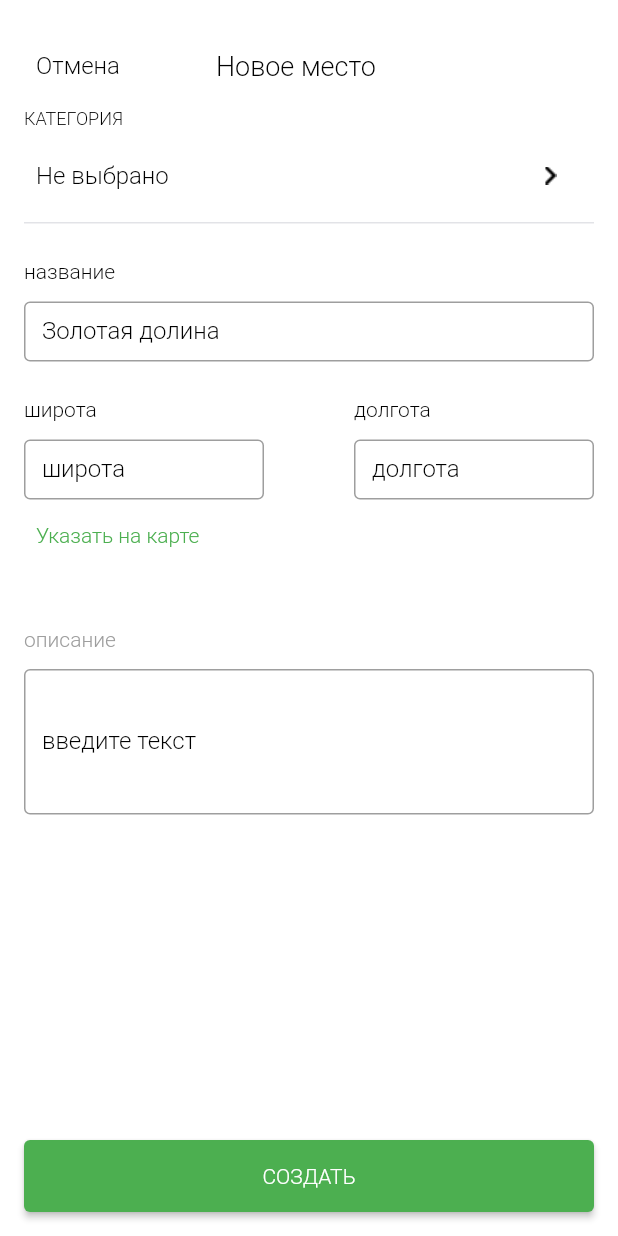
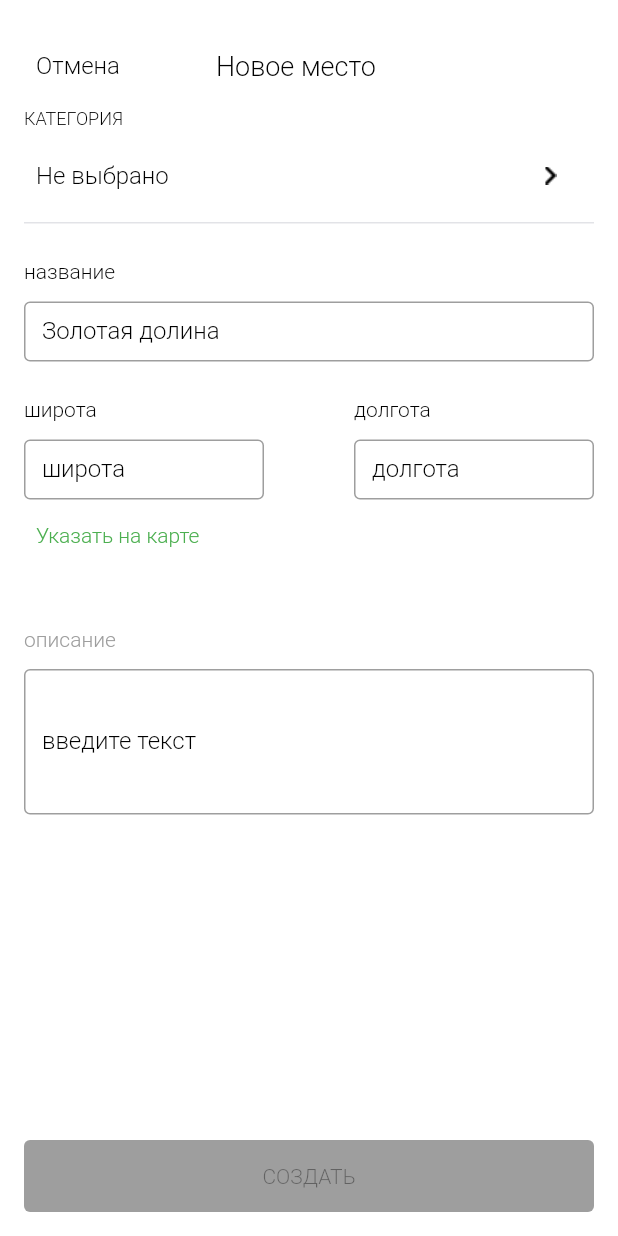
Before and after one commit to bigbagabum/places, a Flutter app: the AddSightScreen screen opened directly, on a phone screen of 412 x 824 dp. Run offline on Flutter 3.47's test engine with Material 2 defaults, Android fonts, the phone set to English and light mode, and no system bars; missing offline and left inert: haversine_distance.

Commit message:
активность кнопки СОХРАНИТЬ

```diff
--- a/lib/ui/screen/AddSightScreen.dart
+++ b/lib/ui/screen/AddSightScreen.dart
@@ -1,3 +1,5 @@
+// ignore_for_file: non_constant_identifier_names
+
 import 'dart:ui';
 
 import 'package:flutter/material.dart';
@@ -8,8 +10,57 @@ import 'package:places/ui/res/app_strings.dart';
 import 'package:places/ui/res/app_theme.dart';
 import 'package:places/ui/screen/CategoriesScreen.dart';
 
-class AddSightScreen extends StatelessWidget {
+import '../../domain/sight.dart';
+import '../../mocks.dart';
+
+class AddSightScreen extends StatefulWidget {
   const AddSightScreen({Key? key}) : super(key: key);
+
+  @override
+  State<AddSightScreen> createState() => _AddSightScreenState();
+}
+
+class _AddSightScreenState extends State<AddSightScreen> {
+  bool isButtonDisabled = true;
+
+  final textFieldNameController = TextEditingController();
+  final textFieldLatController = TextEditingController();
+  final textFieldLonController = TextEditingController();
+  final textFieldDescriptionController = TextEditingController();
+  final newPlaceCategoty = '';
+
+  IsAllFieldsFilled() {
+    if (textFieldDescriptionController.text == '' ||
+        textFieldLatController.text == '' ||
+        textFieldLonController.text == '' ||
+        textFieldNameController.text == '') {
+      setState(() {
+        isButtonDisabled = true;
+      });
+      print(isButtonDisabled);
+    } else {
+      setState(() {
+        isButtonDisabled = false;
+      });
+      print(isButtonDisabled);
+    }
+  }
+
+  Color MyButtonColor(bool isGrey) {
+    return isGrey ? Colors.grey : Colors.green;
+  }
+
+  @override
+  void dispose() {
+    // Clean up the controller when the widget is removed from the
+    // widget tree.
+    textFieldNameController.dispose();
+    textFieldLatController.dispose();
+    textFieldLonController.dispose();
+    textFieldDescriptionController.dispose();
+
+    super.dispose();
+  }
 
   @override
   Widget build(BuildContext context) {
@@ -116,6 +167,8 @@ class AddSightScreen extends StatelessWidget {
               width: double.infinity,
               height: 40,
               child: TextField(
+                onChanged: IsAllFieldsFilled(),
+                controller: textFieldNameController,
                 textInputAction: TextInputAction.next,
                 decoration: InputDecoration(
                   labelStyle: TextStyle(
@@ -146,6 +199,8 @@ class AddSightScreen extends StatelessWidget {
                     width: 160,
                     height: 40,
                     child: TextField(
+                      onChanged: IsAllFieldsFilled(),
+                      controller: textFieldLatController,
                       style: TextStyle(
                         color: Theme.of(context).primaryColorLight,
                       ),
@@ -178,6 +233,8 @@ class AddSightScreen extends StatelessWidget {
                     width: 160,
                     height: 40,
                     child: TextField(
+                      onChanged: IsAllFieldsFilled(),
+                      controller: textFieldLonController,
                       textInputAction: TextInputAction.next,
                       decoration: InputDecoration(
                         labelStyle: TextStyle(
@@ -219,6 +276,8 @@ class AddSightScreen extends StatelessWidget {
               height: 12,
             ),
             TextField(
+              onChanged: IsAllFieldsFilled(),
+              controller: textFieldDescriptionController,
               textAlignVertical: TextAlignVertical.top,
               maxLines: 3,
               textInputAction: TextInputAction.done,
@@ -237,9 +296,24 @@ class AddSightScreen extends StatelessWidget {
               width: double.infinity,
               child: ElevatedButton(
                   style: ButtonStyle(
-                      backgroundColor:
-                          MaterialStateProperty.all<Color>(Colors.green)),
-                  onPressed: () {},
+                      backgroundColor: MaterialStateProperty.all<Color>(
+                          MyButtonColor(isButtonDisabled))),
+                  onPressed: isButtonDisabled
+                      ? null
+                      : () {
+                          Sight newPlace = Sight(
+                              textFieldNameController.text,
+                              'www',
+                              textFieldDescriptionController.text,
+                              'hotel',
+                              double.parse(textFieldLatController.text),
+                              double.parse(textFieldLonController.text),
+                              'lib/ui/res/images/jazz.jpg',
+                              SightStatus.sightToVisit);
+
+                          mocks.add(newPlace);
+                          print(newPlace.name);
+                        },
                   child: Text(
                     AppStrings.createPlace,
                     style: TextStyle(fontSize: 14),
```
